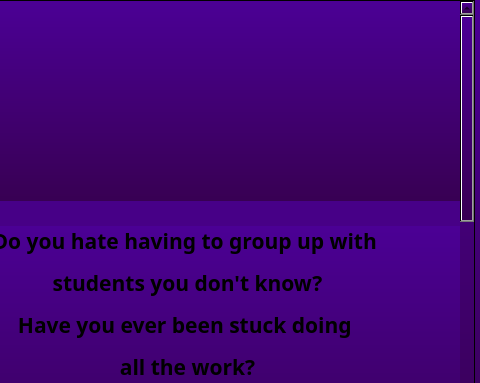
This is stinder/ui/Home.ui in gibbons-eddie/Stinder as Qt 5 draws it before an edit; both pictures show x 166 to 646 and y 0 to 383 of the 646 by 476 pixel window. The edited form follows.
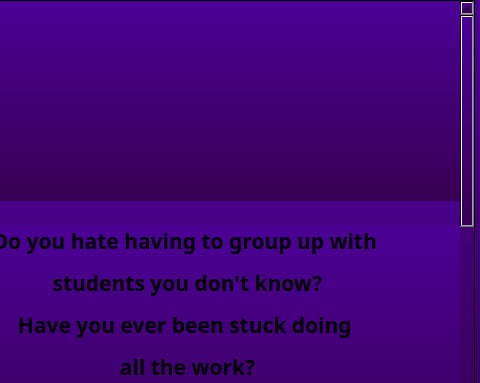
This is the edited form. Icons and pictures are not drawn.

The edit to the form file:
```diff
--- a/stinder/ui/Home.ui
+++ b/stinder/ui/Home.ui
@@ -139,6 +139,14 @@
         <height>471</height>
        </rect>
       </property>
+      <property name="styleSheet">
+       <string notr="true">QScrollBar::up-arrow:vertical, QScrollBar::down-arrow:vertical{
+	background: none
+}
+QScrollBar::add-page:vertical, QScrollBar::sub-page:vertical{
+	background: none
+}</string>
+      </property>
       <property name="widgetResizable">
        <bool>true</bool>
       </property>
@@ -146,9 +154,9 @@
        <property name="geometry">
         <rect>
          <x>0</x>
-         <y>0</y>
+         <y>-504</y>
          <width>542</width>
-         <height>1006</height>
+         <height>973</height>
         </rect>
        </property>
        <layout class="QVBoxLayout" name="verticalLayout">
@@ -273,7 +281,7 @@
            <string notr="true">font: 700 13pt &quot;Nexa Text Demo&quot;</string>
           </property>
           <property name="text">
-           <string>&lt;html&gt;&lt;head/&gt;&lt;body&gt;&lt;p align=&quot;center&quot;&gt;&lt;br/&gt;&lt;span style=&quot; font-size:12pt; text-decoration: underline;&quot;&gt;Meet Team Swipers&lt;/span&gt;&lt;/p&gt;&lt;p align=&quot;center&quot;&gt;&lt;span style=&quot; font-weight:400;&quot;&gt;Eddie Gibbons&lt;/span&gt;&lt;/p&gt;&lt;p align=&quot;center&quot;&gt;&lt;span style=&quot; font-weight:400;&quot;&gt;Allison Denham&lt;/span&gt;&lt;/p&gt;&lt;p align=&quot;center&quot;&gt;&lt;span style=&quot; font-weight:400;&quot;&gt;Carlos Echenique&lt;/span&gt;&lt;/p&gt;&lt;p align=&quot;center&quot;&gt;&lt;span style=&quot; font-weight:400;&quot;&gt;Wyatt Townsend&lt;/span&gt;&lt;/p&gt;&lt;p align=&quot;center&quot;&gt;&lt;span style=&quot; font-weight:400;&quot;&gt;Yuchen Xiong&lt;/span&gt;&lt;br/&gt;&lt;/p&gt;&lt;/body&gt;&lt;/html&gt;</string>
+           <string>&lt;html&gt;&lt;head/&gt;&lt;body&gt;&lt;p align=&quot;center&quot;&gt;&lt;br/&gt;&lt;span style=&quot; font-size:12pt; text-decoration: underline;&quot;&gt;Meet Team Swipers&lt;/span&gt;&lt;/p&gt;&lt;p align=&quot;center&quot;&gt;&lt;span style=&quot; font-weight:400;&quot;&gt;Eddie Gibbons&lt;/span&gt;&lt;/p&gt;&lt;p align=&quot;center&quot;&gt;&lt;span style=&quot; font-weight:400;&quot;&gt;Allison Denham&lt;/span&gt;&lt;/p&gt;&lt;p align=&quot;center&quot;&gt;&lt;span style=&quot; font-weight:400;&quot;&gt;Carlos Echenique&lt;/span&gt;&lt;/p&gt;&lt;p align=&quot;center&quot;&gt;&lt;span style=&quot; font-weight:400;&quot;&gt;Wyatt Townsend&lt;/span&gt;&lt;br/&gt;&lt;/p&gt;&lt;/body&gt;&lt;/html&gt;</string>
           </property>
          </widget>
         </item>
```
